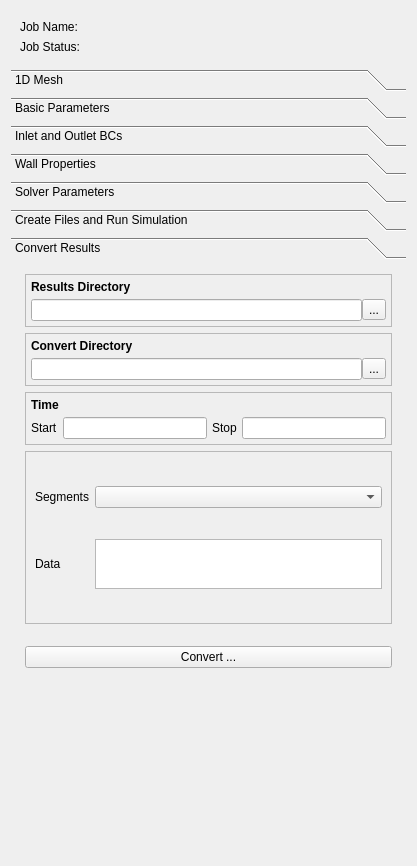
Qt form Code/Source/sv4gui/Plugins/org.sv.gui.qt.simulation1d/sv4gui_SimulationView1d.ui (SimVascular/SimVascular) before a commit.
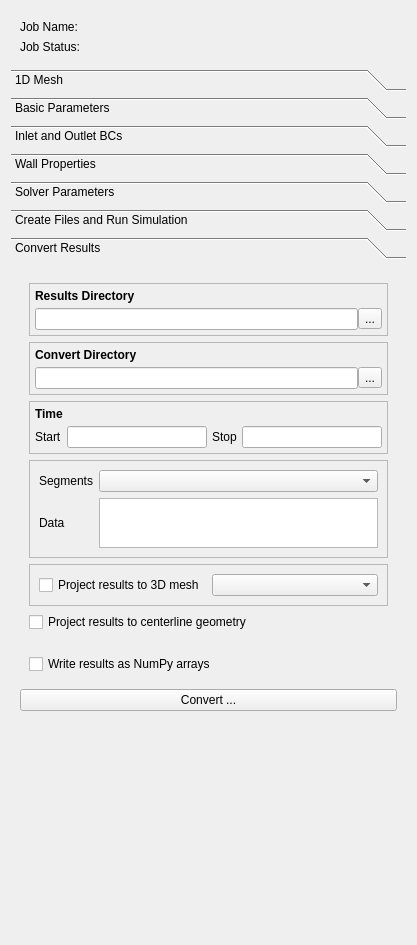
The same form after that commit. The open tabs and pages were chosen to show the change.

Commit message: Add several new parameters to the convert results panel.

```diff
--- a/Code/Source/sv4gui/Plugins/org.sv.gui.qt.simulation1d/sv4gui_SimulationView1d.ui
+++ b/Code/Source/sv4gui/Plugins/org.sv.gui.qt.simulation1d/sv4gui_SimulationView1d.ui
@@ -7,7 +7,7 @@
     <x>0</x>
     <y>0</y>
     <width>417</width>
-    <height>866</height>
+    <height>945</height>
    </rect>
   </property>
   <property name="sizePolicy">
@@ -818,29 +818,14 @@
           <rect>
            <x>0</x>
            <y>0</y>
-           <width>227</width>
-           <height>421</height>
+           <width>393</width>
+           <height>607</height>
           </rect>
          </property>
          <attribute name="label">
           <string>Convert Results</string>
          </attribute>
          <layout class="QVBoxLayout" name="verticalLayout_13">
-          <property name="spacing">
-           <number>5</number>
-          </property>
-          <property name="leftMargin">
-           <number>5</number>
-          </property>
-          <property name="topMargin">
-           <number>0</number>
-          </property>
-          <property name="rightMargin">
-           <number>5</number>
-          </property>
-          <property name="bottomMargin">
-           <number>5</number>
-          </property>
           <item>
            <widget class="QWidget" name="widget_11" native="true">
             <layout class="QVBoxLayout" name="verticalLayout_4">
@@ -1183,6 +1168,45 @@
                </layout>
               </widget>
              </item>
+             <item>
+              <widget class="QFrame" name="ProjectMesh_Frame">
+               <property name="frameShape">
+                <enum>QFrame::StyledPanel</enum>
+               </property>
+               <property name="frameShadow">
+                <enum>QFrame::Raised</enum>
+               </property>
+               <layout class="QHBoxLayout" name="horizontalLayout_5">
+                <item>
+                 <widget class="QCheckBox" name="ProjectTo3DMesh_CheckBox">
+                  <property name="toolTip">
+                   <string>Project results to a 3D simulation volume mesh.</string>
+                  </property>
+                  <property name="text">
+                   <string>Project results to 3D mesh</string>
+                  </property>
+                 </widget>
+                </item>
+                <item>
+                 <widget class="QComboBox" name="SimName_ComboBox">
+                  <property name="toolTip">
+                   <string>&lt;html&gt;&lt;head/&gt;&lt;body&gt;&lt;p&gt;The simulation name for projecting results to a 3D simulation volume mesh.&lt;/p&gt;&lt;/body&gt;&lt;/html&gt;</string>
+                  </property>
+                 </widget>
+                </item>
+               </layout>
+              </widget>
+             </item>
+             <item>
+              <widget class="QCheckBox" name="ProjectCenterlines_CheckBox">
+               <property name="toolTip">
+                <string>If selected then results are projected to centerline geometry.</string>
+               </property>
+               <property name="text">
+                <string>Project results to centerline geometry</string>
+               </property>
+              </widget>
+             </item>
              <item>
               <widget class="QWidget" name="widget_13" native="true">
                <layout class="QHBoxLayout" name="horizontalLayout_9">
@@ -1205,34 +1229,44 @@
               </widget>
              </item>
              <item>
-              <widget class="QPushButton" name="btnExportResults">
-               <property name="enabled">
-                <bool>true</bool>
-               </property>
+              <widget class="QCheckBox" name="ExportNumpy_CheckBox">
                <property name="toolTip">
                 <string>Select the output directory for the converted files and start the conversion process.</string>
                </property>
                <property name="text">
-                <string>Convert ...</string>
+                <string>Write results as NumPy arrays</string>
                </property>
               </widget>
              </item>
-             <item>
-              <spacer name="verticalSpacer_3">
-               <property name="orientation">
-                <enum>Qt::Vertical</enum>
-               </property>
-               <property name="sizeHint" stdset="0">
-                <size>
-                 <width>20</width>
-                 <height>40</height>
-                </size>
-               </property>
-              </spacer>
-             </item>
             </layout>
            </widget>
           </item>
+          <item>
+           <widget class="QPushButton" name="btnExportResults">
+            <property name="enabled">
+             <bool>true</bool>
+            </property>
+            <property name="toolTip">
+             <string>Select the output directory for the converted files and start the conversion process.</string>
+            </property>
+            <property name="text">
+             <string>Convert ...</string>
+            </property>
+           </widget>
+          </item>
+          <item>
+           <spacer name="verticalSpacer_3">
+            <property name="orientation">
+             <enum>Qt::Vertical</enum>
+            </property>
+            <property name="sizeHint" stdset="0">
+             <size>
+              <width>17</width>
+              <height>56</height>
+             </size>
+            </property>
+           </spacer>
+          </item>
          </layout>
         </widget>
        </widget>
```
Left out of the diff: 60 changed lines with no effect on the pictures. The commit also changes 6 other files.
